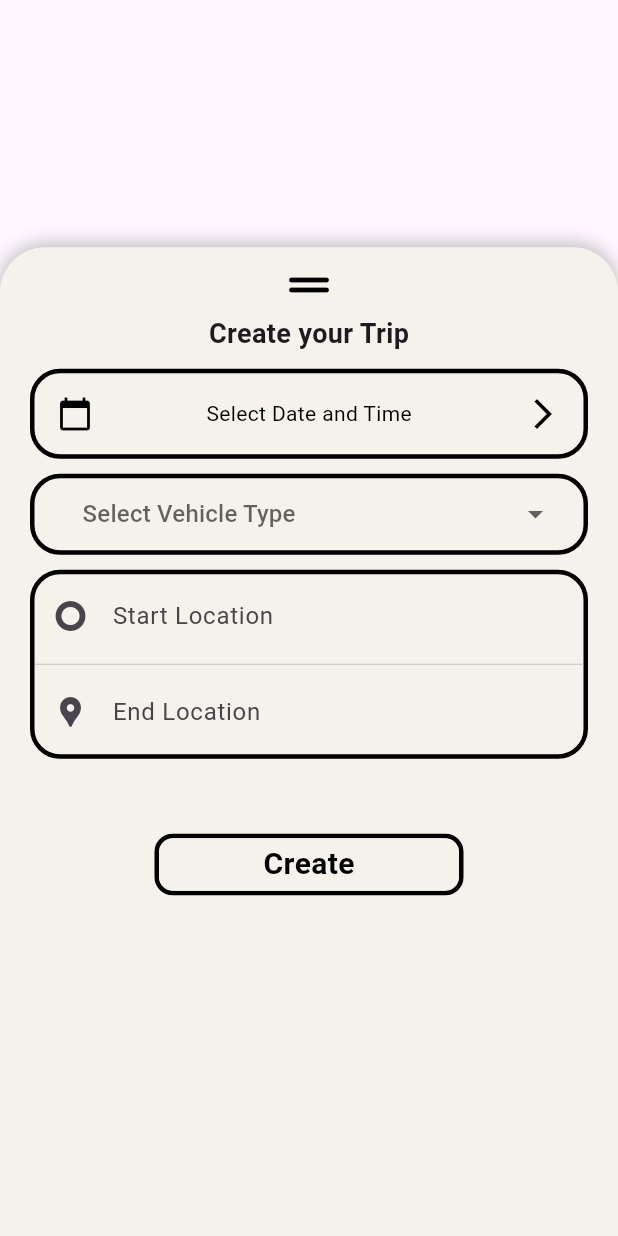
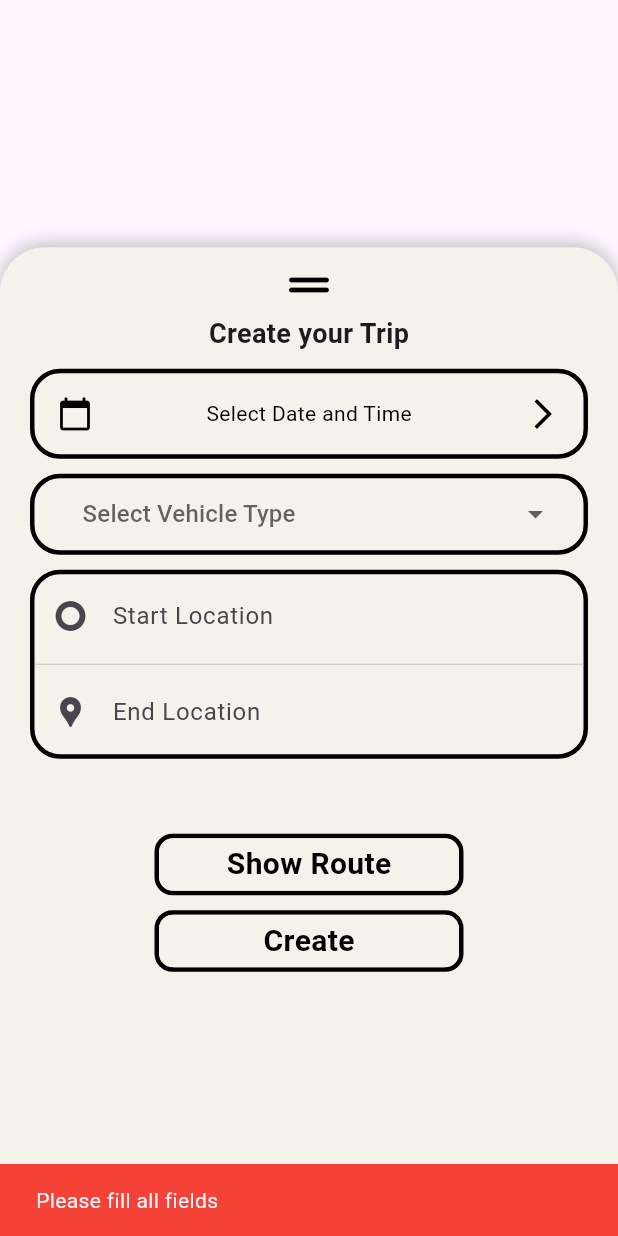
Before and after one commit to cruise-app/cruise-mobile, a Flutter app: the CreateTripDraggableSheet widget shown alone on an empty page, opened directly with empty values, after a tap on "Create", on a phone screen of 412 x 824 dp. Run offline on Flutter 3.47's test engine with Material 3 defaults, Android fonts, the light colour scheme and no system bars; our stand-ins replace bloc, dartz, dio, flutter_bloc, flutter_svg, geolocator and 8 more; missing offline and left inert: omni_datetime_picker; accounts and stored records are empty.

Commit message:
done with route showing

```diff
--- /dev/null
+++ b/lib/features/carpooling/data/models/get_polyline_request.dart
@@ -0,0 +1,16 @@
+class GetPolylineRequest {
+  final String startLocationName;
+  final String endLocationName;
+
+  GetPolylineRequest({
+    required this.startLocationName,
+    required this.endLocationName,
+  });
+
+  Map<String, dynamic> toJson() {
+    return {
+      'startLocationName': startLocationName,
+      'endLocationName': endLocationName,
+    };
+  }
+}
--- /dev/null
+++ b/lib/features/carpooling/domain/usecases/get_trip_route_usecase.dart
@@ -0,0 +1,21 @@
+import 'package:cruise/features/carpooling/data/models/get_polyline_request.dart';
+import 'package:cruise/features/carpooling/data/models/get_polyline_response.dart';
+import 'package:cruise/features/carpooling/data/services/carpooling_services.dart';
+import 'package:cruise/util/shared/failure_model.dart';
+import 'package:dartz/dartz.dart';
+
+class GetTripRouteUsecase {
+  final CarpoolingService _carpoolingService;
+
+  GetTripRouteUsecase() : _carpoolingService = CarpoolingService();
+
+  Future<Either<Failure, GetPolylineResponse>> getTripRoute(
+      GetPolylineRequest requestData) async {
+    final response =
+        await _carpoolingService.getTripRoute(requestData.toJson());
+    return response.fold(
+      (failure) => Left(failure),
+      (data) => Right(data),
+    );
+  }
+}
--- a/lib/features/carpooling/presentation/manager/create_trip_event.dart
+++ b/lib/features/carpooling/presentation/manager/create_trip_event.dart
@@ -20,6 +20,13 @@ final class CreateTripSubmitted extends CreateTripEvent {
   });
 }
 
+final class FetchPolylineForReview extends CreateTripEvent {
+  final String startLocationName;
+  final String endLocationName;
+  FetchPolylineForReview(
+      {required this.startLocationName, required this.endLocationName});
+}
+
 final class SearchingLocation extends CreateTripEvent {
   final String location;
   SearchingLocation({required this.location});
--- a/lib/features/carpooling/presentation/manager/create_trip_state.dart
+++ b/lib/features/carpooling/presentation/manager/create_trip_state.dart
@@ -20,3 +20,23 @@ final class LocationSearchingState extends CreateTripState {
   final List<String> suggestions;
   LocationSearchingState(this.suggestions);
 }
+
+final class PolylineForReviewState extends CreateTripState {
+  final List<LatLng> polyline;
+  final LatLng startLocation;
+  final LatLng endLocation;
+  PolylineForReviewState(
+      {required this.polyline,
+      required this.startLocation,
+      required this.endLocation});
+}
+
+final class PolylineSuccessState extends CreateTripState {
+  final String message;
+  PolylineSuccessState({this.message = "Polyline created successfully"});
+}
+
+final class PolylineErrorState extends CreateTripState {
+  final String errorMessage;
+  PolylineErrorState(this.errorMessage);
+}
--- a/lib/features/carpooling/presentation/views/widgets/create_trip_draggable_sheet.dart
+++ b/lib/features/carpooling/presentation/views/widgets/create_trip_draggable_sheet.dart
@@ -3,17 +3,19 @@ import 'package:cruise/features/carpooling/presentation/views/widgets/date_time_
 import 'package:cruise/features/login/data/models/user_model.dart';
 import 'package:cruise/util/shared/colors.dart';
 import 'package:cruise/util/shared/widgets.dart';
-import 'package:flutter/foundation.dart';
 import 'package:flutter/material.dart';
 import 'package:flutter_bloc/flutter_bloc.dart';
-import 'package:omni_datetime_picker/omni_datetime_picker.dart';
+import 'package:google_maps_flutter/google_maps_flutter.dart';
 import 'dart:async';
 
 // ignore: must_be_immutable
 class CreateTripDraggableSheet extends StatefulWidget {
-  const CreateTripDraggableSheet({super.key, required this.user});
+  const CreateTripDraggableSheet(
+      {super.key, required this.user, required this.onPolylineReady});
   final UserModel? user;
-
+  final Function(List<LatLng> polyline, LatLng start, LatLng end)
+      onPolylineReady;
+  // Callback for polyline update
   @override
   // ignore: library_private_types_in_public_api
   _CreateTripDraggableSheetState createState() =>
@@ -56,6 +58,16 @@ class _CreateTripDraggableSheetState extends State<CreateTripDraggableSheet> {
               SearchingLocation(location: value),
             );
       },
+    );
+  }
+
+  void getPolyLine() {
+    print("Fetching polyline for review");
+    context.read<CreateTripBloc>().add(
+          FetchPolylineForReview(
+            startLocationName: startLocationController.text,
+            endLocationName: endLocationController.text,
+          ),
         );
   }
 
@@ -172,6 +184,10 @@ class _CreateTripDraggableSheetState extends State<CreateTripDraggableSheet> {
                         children: [
                           // Start Location field
                           TextFormField(
+                            onEditingComplete: () {
+                              print('Editing complete for start location');
+                              startLocationFocusNode.unfocus();
+                            },
                             controller: startLocationController,
                             focusNode: startLocationFocusNode,
                             cursorColor: MyColors.black,
@@ -266,6 +282,35 @@ class _CreateTripDraggableSheetState extends State<CreateTripDraggableSheet> {
                         border: Border.all(color: MyColors.black, width: 3),
                       ),
                       child: ActionButton(
+                        message: 'Show Route',
+                        action: () {
+                          context.read<CreateTripBloc>().add(
+                                FetchPolylineForReview(
+                                  startLocationName:
+                                      startLocationController.text,
+                                  endLocationName: endLocationController.text,
+                                ),
+                              );
+                        },
+                        textStyle: const TextStyle(
+                          color: MyColors.black,
+                          fontSize: 20,
+                          fontWeight: FontWeight.bold,
+                        ),
+                        height: 35,
+                        color: MyColors.lightYellow,
+                      ),
+                    ),
+                    const SizedBox(
+                      height: 10,
+                    ),
+                    Container(
+                      width: MediaQuery.of(context).size.width * 0.5,
+                      decoration: BoxDecoration(
+                        borderRadius: BorderRadius.circular(12),
+                        border: Border.all(color: MyColors.black, width: 3),
+                      ),
+                      child: ActionButton(
                         message: 'Create',
                         action: () {
                           print(
@@ -274,6 +319,10 @@ class _CreateTripDraggableSheetState extends State<CreateTripDraggableSheet> {
                           print("Selected Vehicle Type: $selectedVehicleType");
                           print(
                               "Date and Time: ${selectedDateTimeFromChild?.toUtc().toString()}");
+                          if (selectedDateTimeFromChild != null &&
+                              startLocationController.text.isNotEmpty &&
+                              endLocationController.text.isNotEmpty &&
+                              selectedVehicleType != null) {
                             context.read<CreateTripBloc>().add(
                                   CreateTripSubmitted(
                                     driverID: widget.user!.id,
@@ -286,6 +335,15 @@ class _CreateTripDraggableSheetState extends State<CreateTripDraggableSheet> {
                                     vehicleType: selectedVehicleType!,
                                   ),
                                 );
+                          } else {
+                            ScaffoldMessenger.of(context).showSnackBar(
+                              const SnackBar(
+                                content: Text('Please fill all fields'),
+                                backgroundColor: Colors.red,
+                                duration: Duration(seconds: 2),
+                              ),
+                            );
+                          }
                         },
                         textStyle: const TextStyle(
                           color: MyColors.black,
@@ -296,29 +354,49 @@ class _CreateTripDraggableSheetState extends State<CreateTripDraggableSheet> {
                         color: MyColors.lightYellow,
                       ),
                     ),
-                    BlocBuilder<CreateTripBloc, CreateTripState>(
-                      builder: (context, state) {
+
+                    BlocListener<CreateTripBloc, CreateTripState>(
+                      listener: (context, state) {
                         if (state is CreateTripSuccessState) {
-                          return Text(
-                            state.message,
-                            style: const TextStyle(
-                              color: MyColors.black,
-                              fontSize: 16,
-                              fontWeight: FontWeight.bold,
+                          ScaffoldMessenger.of(context).showSnackBar(
+                            SnackBar(
+                              content: Text(state.message),
+                              backgroundColor: Colors.green,
                             ),
                           );
                         } else if (state is CreateTripErrorState) {
-                          return Text(
-                            state.errorMessage,
-                            style: const TextStyle(
-                              color: Colors.red,
-                              fontSize: 16,
-                              fontWeight: FontWeight.bold,
+                          ScaffoldMessenger.of(context).showSnackBar(
+                            SnackBar(
+                              content: Text(state.errorMessage),
+                              backgroundColor: Colors.red,
+                            ),
+                          );
+                        } else if (state is PolylineForReviewState) {
+                          print("Polyline for review here : ${state.polyline}");
+                          print(
+                              "Start Location for review here : ${state.startLocation}");
+                          print(
+                              "End Location for review here : ${state.endLocation}");
+                          WidgetsBinding.instance.addPostFrameCallback((_) {
+                            widget.onPolylineReady(state.polyline,
+                                state.startLocation, state.endLocation);
+                          });
+                          ScaffoldMessenger.of(context).showSnackBar(
+                            const SnackBar(
+                              content: Text('Polyline ready for review'),
+                              backgroundColor: Colors.blue,
+                            ),
+                          );
+                        } else if (state is PolylineErrorState) {
+                          ScaffoldMessenger.of(context).showSnackBar(
+                            SnackBar(
+                              content: Text(state.errorMessage),
+                              backgroundColor: Colors.red,
                             ),
                           );
                         }
-                        return const SizedBox(); // Return an empty widget if no state matches
                       },
+                      child: Container(), // Empty container to use BlocListener
                     ),
                   ],
                 ),
```
Also changed, not shown: lib/features/carpooling/data/models/get_polyline_response.dart (added, +39 -0 lines), lib/features/carpooling/data/services/carpooling_services.dart (+19 -0 lines), lib/features/carpooling/presentation/manager/create_trip_bloc.dart (+40 -0 lines), lib/features/carpooling/presentation/views/create_trip_screen.dart (+51 -2 lines), lib/features/carpooling/presentation/views/widgets/google_maps_widget.dart (+13 -23 lines), lib/util/shared/api_service.dart (+20 -0 lines), 4 other files. Lines whose indentation alone changed are shown as unchanged.
